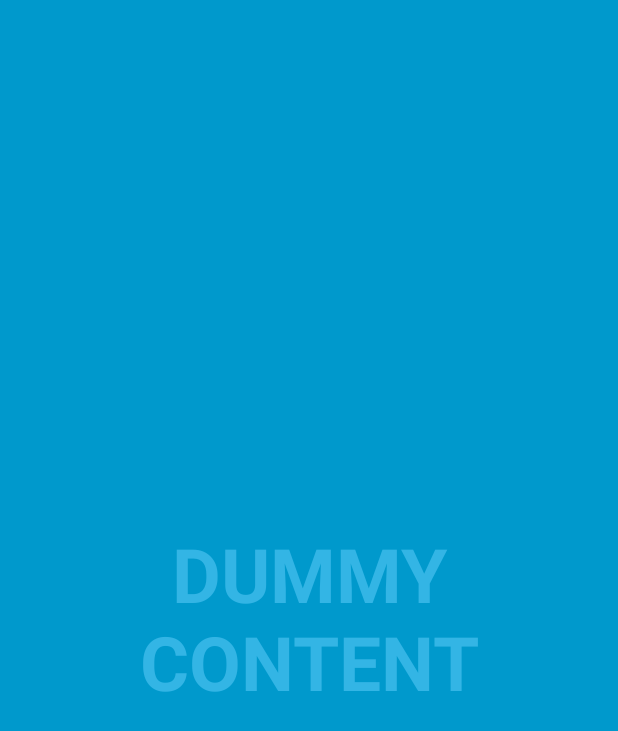
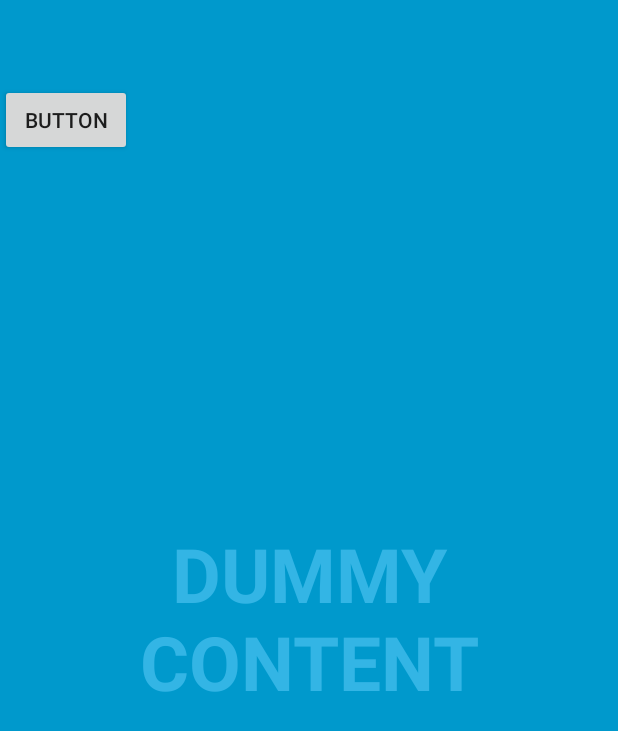
Before and after one commit to Zumirka/gittest3, an Android app: the screen it shows after launch (FullscreenActivity), on a phone screen of 412 x 824 dp. Shown: the top 731 px of the screen. Run offline under Robolectric (Android 15) with nearby library versions, the phone set to English and light mode, and no system bars.

Commit message:
commit lukasz 1

```diff
--- a/app/src/main/res/layout/activity_fullscreen.xml
+++ b/app/src/main/res/layout/activity_fullscreen.xml
@@ -45,6 +45,12 @@
                 android:text="@string/dummy_button" />
 
         </LinearLayout>
+
+        <Button
+            android:text="Button"
+            android:layout_width="wrap_content"
+            android:layout_height="wrap_content"
+            android:id="@+id/button" />
     </FrameLayout>
 
 </FrameLayout>
--- a/build.gradle
+++ b/build.gradle
@@ -5,7 +5,7 @@ buildscript {
         jcenter()
     }
     dependencies {
-        classpath 'com.android.tools.build:gradle:2.2.2'
+        classpath 'com.android.tools.build:gradle:2.2.3'
 
         // NOTE: Do not place your application dependencies here; they belong
         // in the individual module build.gradle files
```
